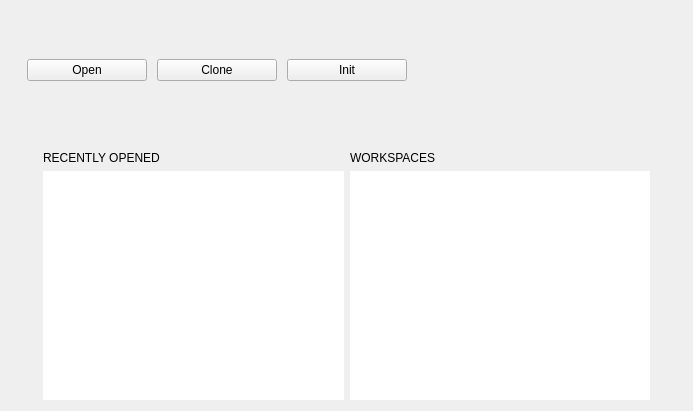
Qt form component/GuiManager/src/containers/HomeContainer.ui (Sourcerer-Team/Sourcerer) before a commit.
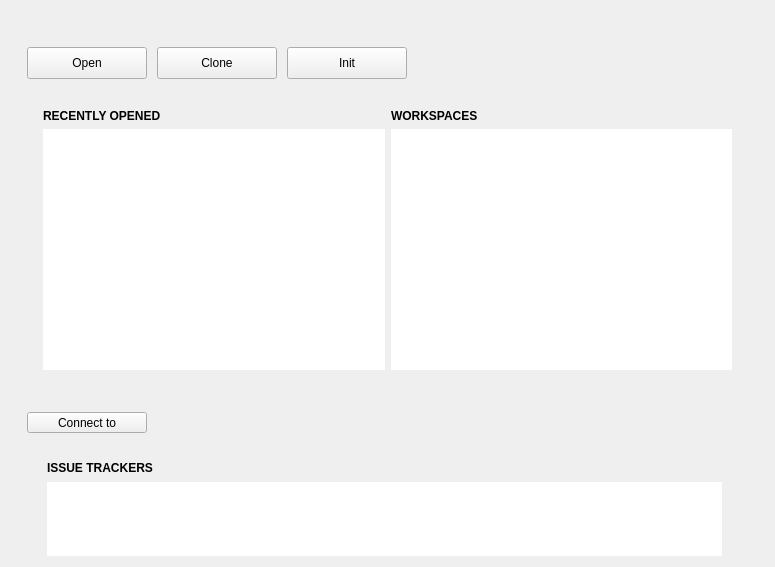
The same form after that commit. Custom widgets are drawn as their Qt base class.

Commit message: Feature/364 implement GitHub issue tracker (#371)

Patch:
```diff
--- a/component/GuiManager/src/containers/HomeContainer.ui
+++ b/component/GuiManager/src/containers/HomeContainer.ui
@@ -6,8 +6,8 @@
    <rect>
     <x>0</x>
     <y>0</y>
-    <width>693</width>
-    <height>411</height>
+    <width>775</width>
+    <height>567</height>
    </rect>
   </property>
   <property name="windowTitle">
@@ -16,11 +16,11 @@
   <property name="autoFillBackground">
    <bool>false</bool>
   </property>
-  <layout class="QVBoxLayout" name="verticalLayout">
+  <layout class="QVBoxLayout" name="verticalLayout" stretch="2,1">
    <item>
     <layout class="QHBoxLayout" name="horizontalLayout">
      <item>
-      <layout class="QVBoxLayout" name="rightVerticalLayout">
+      <layout class="QVBoxLayout" name="rightVerticalLayout" stretch="0,0">
        <item>
         <layout class="QHBoxLayout" name="horizontalLayoutButtons">
          <property name="spacing">
@@ -30,17 +30,17 @@
           <number>16</number>
          </property>
          <property name="topMargin">
-          <number>48</number>
+          <number>36</number>
          </property>
          <property name="bottomMargin">
-          <number>64</number>
+          <number>24</number>
          </property>
          <item>
           <widget class="QPushButton" name="openButton">
            <property name="minimumSize">
             <size>
              <width>120</width>
-             <height>0</height>
+             <height>32</height>
             </size>
            </property>
            <property name="maximumSize">
@@ -62,7 +62,7 @@
            <property name="minimumSize">
             <size>
              <width>120</width>
-             <height>0</height>
+             <height>32</height>
             </size>
            </property>
            <property name="maximumSize">
@@ -84,7 +84,7 @@
            <property name="minimumSize">
             <size>
              <width>120</width>
-             <height>0</height>
+             <height>32</height>
             </size>
            </property>
            <property name="maximumSize">
@@ -128,6 +128,11 @@
           <layout class="QVBoxLayout" name="verticalLayoutRecent">
            <item>
             <widget class="QLabel" name="labelRecent">
+             <property name="font">
+              <font>
+               <bold>true</bold>
+              </font>
+             </property>
              <property name="text">
               <string>RECENTLY OPENED</string>
              </property>
@@ -164,6 +169,11 @@
           <layout class="QVBoxLayout" name="verticalLayoutWorkspaces">
            <item>
             <widget class="QLabel" name="labelWorkspaces">
+             <property name="font">
+              <font>
+               <bold>true</bold>
+              </font>
+             </property>
              <property name="text">
               <string>WORKSPACES</string>
              </property>
@@ -203,8 +213,111 @@
        </item>
       </layout>
      </item>
+    </layout>
+   </item>
+   <item>
+    <layout class="QVBoxLayout" name="verticalLayoutIssueTrackers" stretch="0,1">
+     <property name="spacing">
+      <number>24</number>
+     </property>
+     <property name="leftMargin">
+      <number>16</number>
+     </property>
+     <property name="topMargin">
+      <number>36</number>
+     </property>
+     <property name="bottomMargin">
+      <number>0</number>
+     </property>
      <item>
-      <layout class="QVBoxLayout" name="leftVerticalLayout"/>
+      <widget class="QToolButton" name="connectToButton">
+       <property name="minimumSize">
+        <size>
+         <width>120</width>
+         <height>0</height>
+        </size>
+       </property>
+       <property name="maximumSize">
+        <size>
+         <width>120</width>
+         <height>16777215</height>
+        </size>
+       </property>
+       <property name="styleSheet">
+        <string notr="true"/>
+       </property>
+       <property name="text">
+        <string>Connect to</string>
+       </property>
+       <property name="popupMode">
+        <enum>QToolButton::ToolButtonPopupMode::InstantPopup</enum>
+       </property>
+       <property name="toolButtonStyle">
+        <enum>Qt::ToolButtonStyle::ToolButtonTextBesideIcon</enum>
+       </property>
+       <property name="autoRaise">
+        <bool>false</bool>
+       </property>
+       <property name="arrowType">
+        <enum>Qt::ArrowType::NoArrow</enum>
+       </property>
+      </widget>
+     </item>
+     <item>
+      <layout class="QVBoxLayout" name="verticalLayoutIssueTrackerConnections" stretch="1,4">
+       <property name="spacing">
+        <number>7</number>
+       </property>
+       <property name="leftMargin">
+        <number>20</number>
+       </property>
+       <property name="rightMargin">
+        <number>42</number>
+       </property>
+       <item>
+        <widget class="QLabel" name="labelIssueTrackerConnections">
+         <property name="font">
+          <font>
+           <bold>true</bold>
+          </font>
+         </property>
+         <property name="text">
+          <string>ISSUE TRACKERS</string>
+         </property>
+         <property name="alignment">
+          <set>Qt::AlignmentFlag::AlignBottom|Qt::AlignmentFlag::AlignLeading|Qt::AlignmentFlag::AlignLeft</set>
+         </property>
+        </widget>
+       </item>
+       <item>
+        <widget class="GuiManager::Widgets::IssueTrackersTableView" name="tableViewIssueTrackerConnections">
+         <property name="frameShape">
+          <enum>QFrame::Shape::NoFrame</enum>
+         </property>
+         <property name="editTriggers">
+          <set>QAbstractItemView::EditTrigger::NoEditTriggers</set>
+         </property>
+         <property name="selectionMode">
+          <enum>QAbstractItemView::SelectionMode::SingleSelection</enum>
+         </property>
+         <property name="selectionBehavior">
+          <enum>QAbstractItemView::SelectionBehavior::SelectRows</enum>
+         </property>
+         <property name="showGrid">
+          <bool>false</bool>
+         </property>
+         <attribute name="horizontalHeaderVisible">
+          <bool>false</bool>
+         </attribute>
+         <attribute name="horizontalHeaderMinimumSectionSize">
+          <number>24</number>
+         </attribute>
+         <attribute name="verticalHeaderVisible">
+          <bool>false</bool>
+         </attribute>
+        </widget>
+       </item>
+      </layout>
      </item>
     </layout>
    </item>
@@ -216,6 +329,11 @@
    <extends>QTableView</extends>
    <header>widgets/RecentTableView.h</header>
   </customwidget>
+  <customwidget>
+   <class>GuiManager::Widgets::IssueTrackersTableView</class>
+   <extends>QTableView</extends>
+   <header>widgets/IssueTrackersTableView.h</header>
+  </customwidget>
   <customwidget>
    <class>GuiManager::Widgets::WorkspacesTableView</class>
    <extends>QTableView</extends>
```
The commit also changes 1719 other files.
